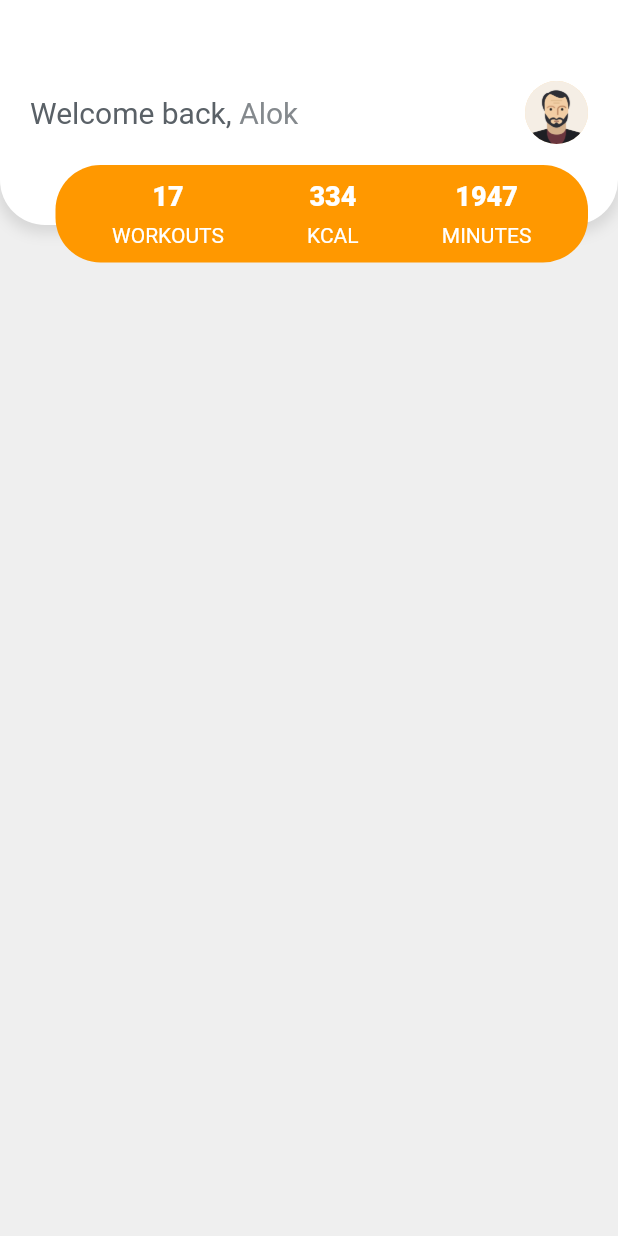
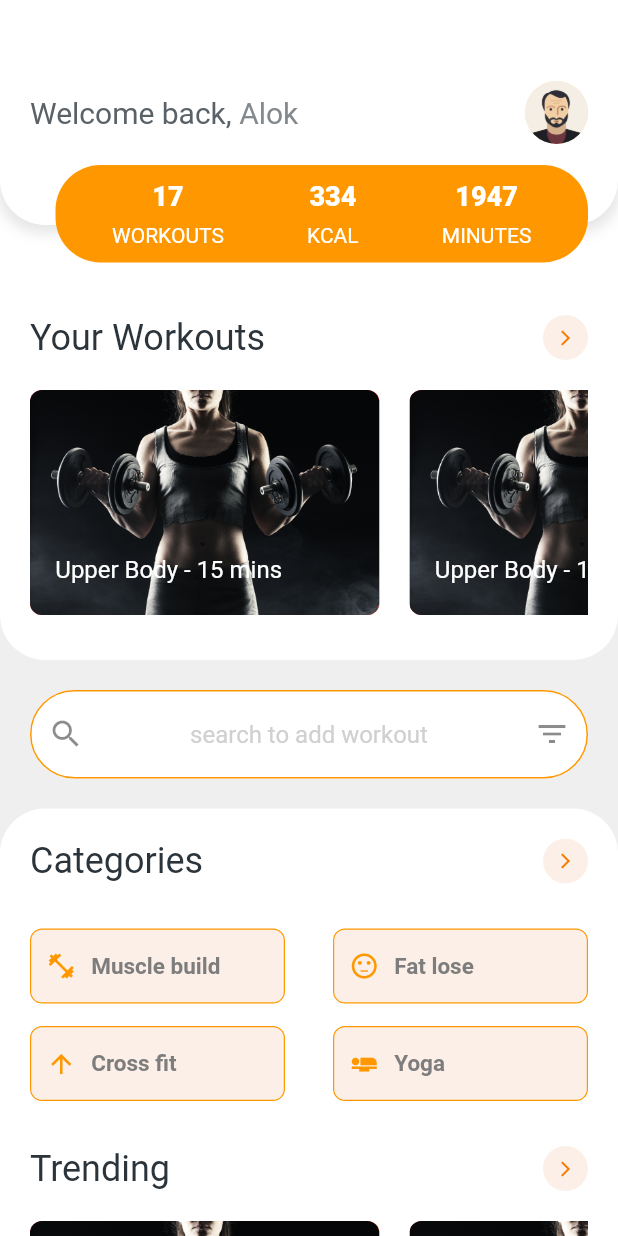
Before and after one commit to Senhordim/workout_app, a Flutter app: the screen it shows after launch, on a phone screen of 412 x 824 dp. Run offline on Flutter 3.47's test engine with Material 2 defaults, Android fonts, the phone set to English and light mode, and no system bars.

Commit message:
created sections and widgets

```diff
--- a/lib/pages/home.dart
+++ b/lib/pages/home.dart
@@ -1,7 +1,11 @@
 import 'package:flutter/material.dart';
 import 'package:flutter/services.dart';
 import 'package:gynapp/widgets/card_info/card_info.dart';
+import 'package:gynapp/widgets/card_item/card_item.dart';
+import 'package:gynapp/widgets/card_min/card_mini.dart';
 import 'package:gynapp/widgets/custom_app_bar/custom_app_bar.dart';
+import 'package:gynapp/widgets/header_section/header_section.dart';
+import 'package:gynapp/widgets/search_action/search_action.dart';
 
 class Home extends StatelessWidget {
   @override
@@ -10,12 +14,50 @@ class Home extends StatelessWidget {
       backgroundColor: Color(0xffEFEFEF),
       body: AnnotatedRegion<SystemUiOverlayStyle>(
         value: SystemUiOverlayStyle.dark,
+        child: SingleChildScrollView(
           child: Container(
             child: Column(
               children: [
                 Stack(
                   overflow: Overflow.visible,
                   children: [
+                    Container(
+                        height: 440,
+                        decoration: BoxDecoration(
+                          color: Colors.white,
+                          borderRadius: BorderRadius.only(
+                            bottomLeft: const Radius.circular(30.0),
+                            bottomRight: const Radius.circular(30.0),
+                          ),
+                        ),
+                        child: Container(
+                          padding:
+                              EdgeInsets.only(left: 20, top: 210, right: 20),
+                          child: Column(
+                            children: [
+                              HeaderSection(
+                                text: "Your Workouts",
+                              ),
+                              Container(
+                                margin: EdgeInsets.only(top: 20),
+                                height: 150,
+                                child: ListView(
+                                  scrollDirection: Axis.horizontal,
+                                  children: [
+                                    CardItem(
+                                      image: "assets/images/fitness1.jpg",
+                                    ),
+                                    CardItem(
+                                      image: "assets/images/fitness1.jpg",
+                                    ),
+                                    CardItem(
+                                        image: "assets/images/fitness1.jpg"),
+                                  ],
+                                ),
+                              ),
+                            ],
+                          ),
+                        )),
                     CustomAppBar(),
                     Positioned(
                       top: 110,
@@ -24,7 +66,95 @@ class Home extends StatelessWidget {
                     ),
                   ],
                 ),
+                Container(
+                  padding: EdgeInsets.all(20),
+                  child: SearchAction(),
+                ),
+                Container(
+                  height: 450,
+                  padding: EdgeInsets.all(20),
+                  decoration: BoxDecoration(
+                    color: Colors.white,
+                    borderRadius: BorderRadius.only(
+                      topLeft: const Radius.circular(30.0),
+                      topRight: const Radius.circular(30.0),
+                    ),
+                  ),
+                  child: Column(
+                    children: [
+                      HeaderSection(
+                        text: "Categories",
+                      ),
+                      Container(
+                          margin: EdgeInsets.only(top: 30),
+                          child: Column(
+                            children: [
+                              Container(
+                                margin: EdgeInsets.only(bottom: 15),
+                                child: Row(
+                                  mainAxisAlignment:
+                                      MainAxisAlignment.spaceBetween,
+                                  children: [
+                                    CardMini(
+                                      icon: Icons.fitness_center,
+                                      text: "Muscle build",
+                                    ),
+                                    CardMini(
+                                      icon: Icons.sentiment_neutral,
+                                      text: "Fat lose",
+                                    ),
                                   ],
+                                ),
+                              ),
+                              Container(
+                                child: Row(
+                                  mainAxisAlignment:
+                                      MainAxisAlignment.spaceBetween,
+                                  children: [
+                                    CardMini(
+                                      icon: Icons.arrow_upward,
+                                      text: "Cross fit",
+                                    ),
+                                    CardMini(
+                                      icon: Icons.airline_seat_flat,
+                                      text: "Yoga",
+                                    ),
+                                  ],
+                                ),
+                              )
+                            ],
+                          )),
+                      Container(
+                        margin: EdgeInsets.only(top: 30),
+                        child: Column(
+                          children: [
+                            HeaderSection(
+                              text: "Trending",
+                            ),
+                            Container(
+                              margin: EdgeInsets.only(top: 20),
+                              height: 150,
+                              child: ListView(
+                                scrollDirection: Axis.horizontal,
+                                children: [
+                                  CardItem(
+                                    image: "assets/images/fitness1.jpg",
+                                  ),
+                                  CardItem(
+                                    image: "assets/images/fitness1.jpg",
+                                  ),
+                                  CardItem(image: "assets/images/fitness1.jpg"),
+                                ],
+                              ),
+                            ),
+                          ],
+                        ),
+                      )
+                    ],
+                  ),
+                )
+              ],
+            ),
           ),
         ),
       ),
--- /dev/null
+++ b/lib/widgets/card_item/card_item.dart
@@ -0,0 +1,43 @@
+import 'package:flutter/material.dart';
+
+class CardItem extends StatelessWidget {
+  final String text;
+  final String image;
+
+  CardItem({this.image, this.text});
+
+  @override
+  Widget build(BuildContext context) {
+    return Container(
+      width: 233,
+      decoration: BoxDecoration(
+        color: Colors.red,
+        borderRadius: BorderRadius.circular(8),
+      ),
+      margin: EdgeInsets.only(right: 20),
+      child: Stack(
+        overflow: Overflow.visible,
+        children: [
+          ClipRRect(
+            borderRadius: BorderRadius.circular(8),
+            child: Image.asset(
+              image,
+              fit: BoxFit.fill,
+            ),
+          ),
+          Positioned(
+            top: 110,
+            right: 65,
+            child: Text(
+              'Upper Body - 15 mins',
+              style: TextStyle(
+                  color: Colors.white,
+                  fontSize: 16,
+                  fontWeight: FontWeight.w400),
+            ),
+          ),
+        ],
+      ),
+    );
+  }
+}
--- /dev/null
+++ b/lib/widgets/card_min/card_mini.dart
@@ -0,0 +1,44 @@
+import 'package:flutter/material.dart';
+
+class CardMini extends StatelessWidget {
+  final IconData icon;
+  final String text;
+
+  CardMini({
+    @required this.icon,
+    @required this.text,
+  });
+
+  @override
+  Widget build(BuildContext context) {
+    return Container(
+      height: 50,
+      width: 170,
+      padding: EdgeInsets.all(10),
+      decoration: BoxDecoration(
+          color: Color(0xffFCEFE7),
+          border: Border.all(color: Colors.orange, width: 0.8),
+          borderRadius: BorderRadius.circular(8)),
+      child: Row(
+        mainAxisAlignment: MainAxisAlignment.start,
+        children: [
+          Icon(
+            icon,
+            color: Colors.orange,
+            size: 20,
+          ),
+          SizedBox(
+            width: 10,
+          ),
+          Text(
+            text,
+            style: TextStyle(
+                color: Color(0xff7E7D7D),
+                fontSize: 15,
+                fontWeight: FontWeight.w600),
+          )
+        ],
+      ),
+    );
+  }
+}
--- /dev/null
+++ b/lib/widgets/header_section/header_section.dart
@@ -0,0 +1,32 @@
+import 'package:flutter/material.dart';
+
+class HeaderSection extends StatelessWidget {
+  final String text;
+  final IconData icon;
+
+  HeaderSection({@required this.text, this.icon});
+
+  @override
+  Widget build(BuildContext context) {
+    return Row(
+      mainAxisAlignment: MainAxisAlignment.spaceBetween,
+      children: [
+        Text(
+          text,
+          style: TextStyle(
+              color: Color(0xff2B343B),
+              fontSize: 24,
+              fontWeight: FontWeight.w400),
+        ),
+        CircleAvatar(
+          radius: 15,
+          backgroundColor: Color(0xffFCEFE7),
+          child: Icon(
+            icon ?? Icons.arrow_forward_ios,
+            size: 12,
+          ),
+        )
+      ],
+    );
+  }
+}
--- /dev/null
+++ b/lib/widgets/search_action/search_action.dart
@@ -0,0 +1,52 @@
+import 'package:flutter/material.dart';
+
+class SearchAction extends StatelessWidget {
+  @override
+  Widget build(BuildContext context) {
+    return Container(
+      child: TextField(
+        textAlign: TextAlign.center,
+        decoration: InputDecoration(
+          filled: true,
+          fillColor: Colors.white,
+          prefixIcon: Icon(Icons.search),
+          suffixIcon: Icon(Icons.filter_list),
+          focusedBorder: OutlineInputBorder(
+            gapPadding: 0,
+            borderRadius: BorderRadius.all(
+              Radius.circular(50),
+            ),
+            borderSide: BorderSide(
+              width: 1.5,
+              color: Colors.orange,
+            ),
+          ),
+          enabledBorder: OutlineInputBorder(
+            gapPadding: 0,
+            borderRadius: BorderRadius.all(
+              Radius.circular(50),
+            ),
+            borderSide: BorderSide(
+              width: 1.0,
+              color: Colors.orange,
+            ),
+          ),
+          border: OutlineInputBorder(
+            gapPadding: 0,
+            borderRadius: BorderRadius.all(
+              Radius.circular(50),
+            ),
+            borderSide: BorderSide(
+              width: 1.0,
+              color: Colors.orange,
+            ),
+          ),
+          hintText: "search to add workout",
+          hintStyle: TextStyle(
+            color: Color(0xffD0D0D0),
+          ),
+        ),
+      ),
+    );
+  }
+}
```
Also changed, not shown: assets/images/bodybuild3.jpg (added), assets/images/bodybuilder1.jpg (added), assets/images/bodybuilder2.jpg (added), assets/images/fitness1.jpg (added). Lines whose indentation alone changed are shown as unchanged.
